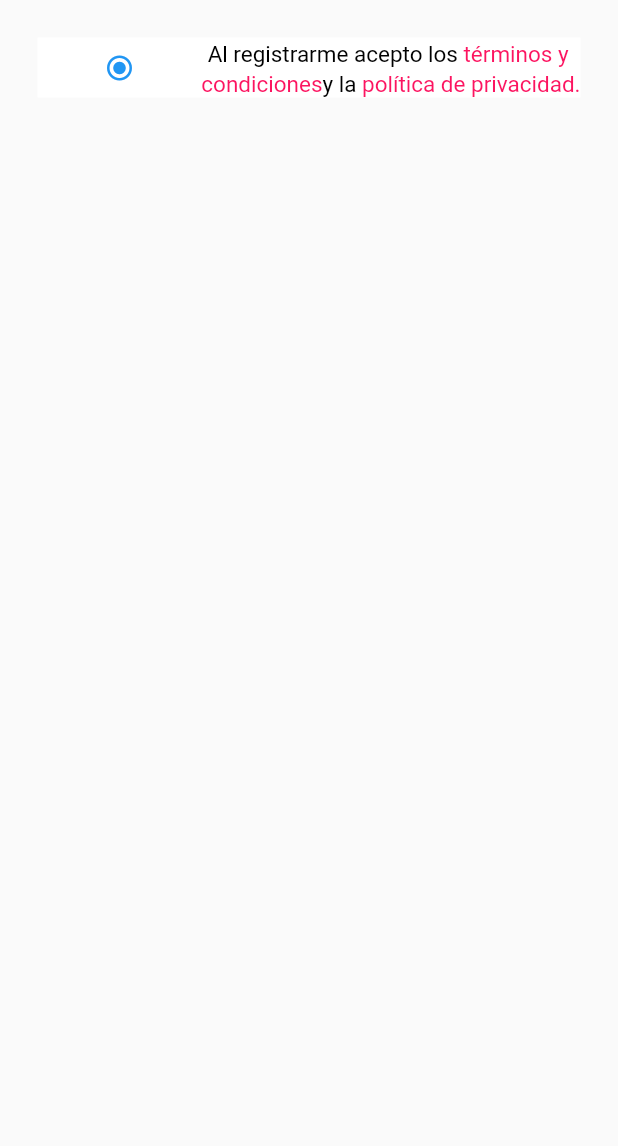
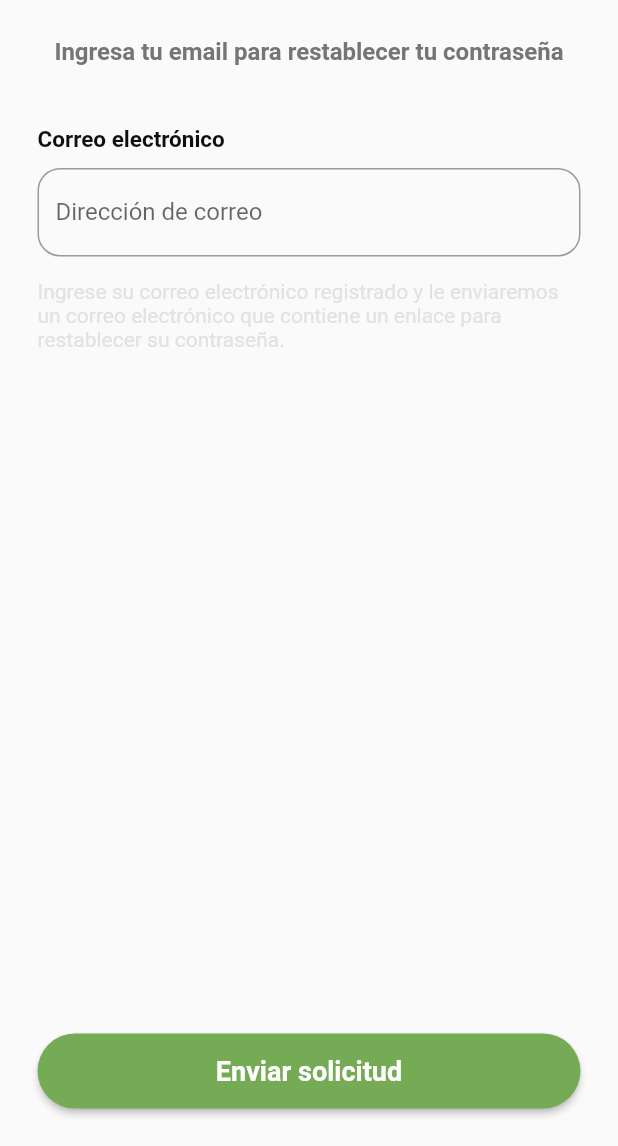
Before and after one commit to MiceliLanda/mvp_all, a Flutter app: the Recover screen opened directly, on a phone screen of 412 x 824 dp, the part 90-1236 px from its top. Run offline on Flutter 3.47's test engine with Material 2 defaults, Android fonts, the phone set to English and light mode, and no system bars; missing offline and left inert: dart:ffi; Roboto replaces fonts that are missing (Hack).

```diff
--- a/lib/pages/RecoverPassword/recover.dart
+++ b/lib/pages/RecoverPassword/recover.dart
@@ -1,11 +1,20 @@
+import 'dart:ffi';
+
+import 'package:flutter/gestures.dart';
 import 'package:flutter/material.dart';
 
 import '../../styles/colors/colors_view.dart';
 import '../Home/home.dart';
 
-class Recover extends StatelessWidget {
+class Recover extends StatefulWidget {
   const Recover({Key? key}) : super(key: key);
 
+  @override
+  State<Recover> createState() => _RecoverState();
+}
+
+class _RecoverState extends State<Recover> {
+  bool _checked = true;
   @override
   Widget build(BuildContext context) {
     return Scaffold(
@@ -44,64 +53,81 @@ class Recover extends StatelessWidget {
         ),
       ),
       body: Container(
-        margin: const EdgeInsets.all(25.0),
-        height: 40,
-        color: Colors.white,
-        child: Row(
+        height: double.infinity,
+        margin: const EdgeInsets.only(right: 25, left: 25, top: 25, bottom: 25),
+        child: Column(
+          crossAxisAlignment: CrossAxisAlignment.center,
           children: [
-            Expanded(
-              child: GestureDetector(
-                  child: const Icon(
-                    Icons.radio_button_checked,
-                    color: Colors.blue,
-                    size: 20,
-                  ),
-                  onTap: () {}),
+            Container(
+              margin: const EdgeInsets.only(bottom: 40),
+              child: const Text(
+                'Ingresa tu email para restablecer tu contraseña',
+                style: TextStyle(
+                    fontSize: 16,
+                    fontFamily: 'Hack',
+                    fontWeight: FontWeight.bold,
+                    color: Color.fromARGB(255, 117, 117, 117)),
+              ),
             ),
-            Column(
-              children: [
-                Expanded(
-                  flex: 3,
-                  child: Row(
-                    mainAxisAlignment: MainAxisAlignment.center,
-                    children: [
-                      Text(
-                        'Al registrarme acepto los ',
-                        style: stylesText(click: false),
-                      ),
-                      Text(
-                        'términos y ',
-                        style: stylesText(click: true),
-                      ),
-                    ],
+            Container(
+              alignment: Alignment.centerLeft,
+              margin: const EdgeInsets.only(bottom: 10),
+              child: Text(
+                'Correo electrónico',
+                style: _textStyle(bold: true, link: false),
+              ),
+            ),
+            const TextField(
+              keyboardType: TextInputType.emailAddress,
+              decoration: InputDecoration(
+                labelText: 'Dirección de correo',
+                border: OutlineInputBorder(
+                  borderRadius: BorderRadius.all(
+                    Radius.circular(15),
                   ),
                 ),
-                Row(
-                  children: [
-                    Text(
-                      'condiciones',
-                      style: stylesText(click: true),
-                    ),
-                    Text(
-                      'y la ',
-                      style: stylesText(click: false),
-                    ),
-                    Text(
-                      'política de privacidad.',
-                      style: stylesText(click: true),
-                    ),
-                  ],
-                ),
-              ],
+              ),
+            ),
+            const SizedBox(
+              height: 15,
+            ),
+            const Text(
+              'Ingrese su correo electrónico registrado y le enviaremos un correo electrónico que contiene un enlace para restablecer su contraseña.',
+              style: TextStyle(
+                  fontSize: 14,
+                  fontFamily: 'Hack',
+                  color: ColorsView.bardisabled),
             ),
           ],
+        ),
+      ),
+      bottomNavigationBar: Container(
+        height: 50,
+        width: 340,
+        margin: const EdgeInsets.all(25),
+        child: ElevatedButton(
+          style: ButtonStyle(
+            shape: MaterialStateProperty.all<RoundedRectangleBorder>(
+                RoundedRectangleBorder(
+                    borderRadius: BorderRadius.circular(40))),
+            backgroundColor:
+                MaterialStateProperty.all<Color>(ColorsView.bgEnabled),
+          ),
+          onPressed: () {},
+          child: const Text(
+            'Enviar solicitud',
+            style: TextStyle(fontSize: 18, fontWeight: FontWeight.bold),
+          ),
         ),
       ),
     );
   }
 
-  TextStyle stylesText({required bool click}) => TextStyle(
-        color: click ? ColorsView.barused : Colors.black,
+  TextStyle _textStyle({required bool bold, required bool link}) {
+    return TextStyle(
+        fontWeight: bold == true ? FontWeight.bold : FontWeight.normal,
+        color: link ? ColorsView.barused : ColorsView.txtBlack,
         fontSize: 15,
-      );
+        fontFamily: 'Hack');
+  }
 }
```
Also changed, not shown: lib/pages/Register/register.dart (+33 -37 lines).
